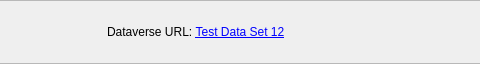
Qt form pasta_eln/GUI/dataverse/completed_upload_task.ui (PASTA-ELN/pasta-eln) before a commit; both pictures show x 293 to 773 and y 0 to 64 of the 1288 by 64 pixel window.
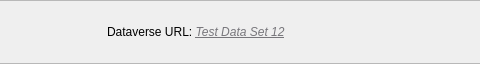
The same form after that commit.

Patch:
```diff
--- a/pasta_eln/GUI/dataverse/completed_upload_task.ui
+++ b/pasta_eln/GUI/dataverse/completed_upload_task.ui
@@ -38,7 +38,10 @@
         <string>The dataverse URL where the PASTA project was uploaded.</string>
        </property>
        <property name="text">
-        <string>&lt;html&gt;&lt;head/&gt;&lt;body&gt;&lt;p&gt;Dataverse URL: &lt;a href=&quot;https://data-beta.fz-juelich.de/dataset.xhtml?persistentId=doi:10.0346/JUELICH-DATA-BETA/BORORQ&quot;&gt;&lt;span style=&quot; text-decoration: underline; color:#0000ff;&quot;&gt;Test Data Set 12&lt;/span&gt;&lt;/a&gt;&lt;/p&gt;&lt;/body&gt;&lt;/html&gt;</string>
+        <string>&lt;html&gt;&lt;head/&gt;&lt;body&gt;&lt;p&gt;Dataverse URL: &lt;a href=&quot;https://data-beta.fz-juelich.de/dataset.xhtml?persistentId=doi:10.0346/JUELICH-DATA-BETA/BORORQ&quot;&gt;&lt;span style=&quot; font-style:italic; text-decoration: underline; color:#77767b;&quot;&gt;Test Data Set 12&lt;/span&gt;&lt;/a&gt;&lt;/p&gt;&lt;/body&gt;&lt;/html&gt;</string>
+       </property>
+       <property name="openExternalLinks">
+        <bool>true</bool>
        </property>
       </widget>
      </item>
```
